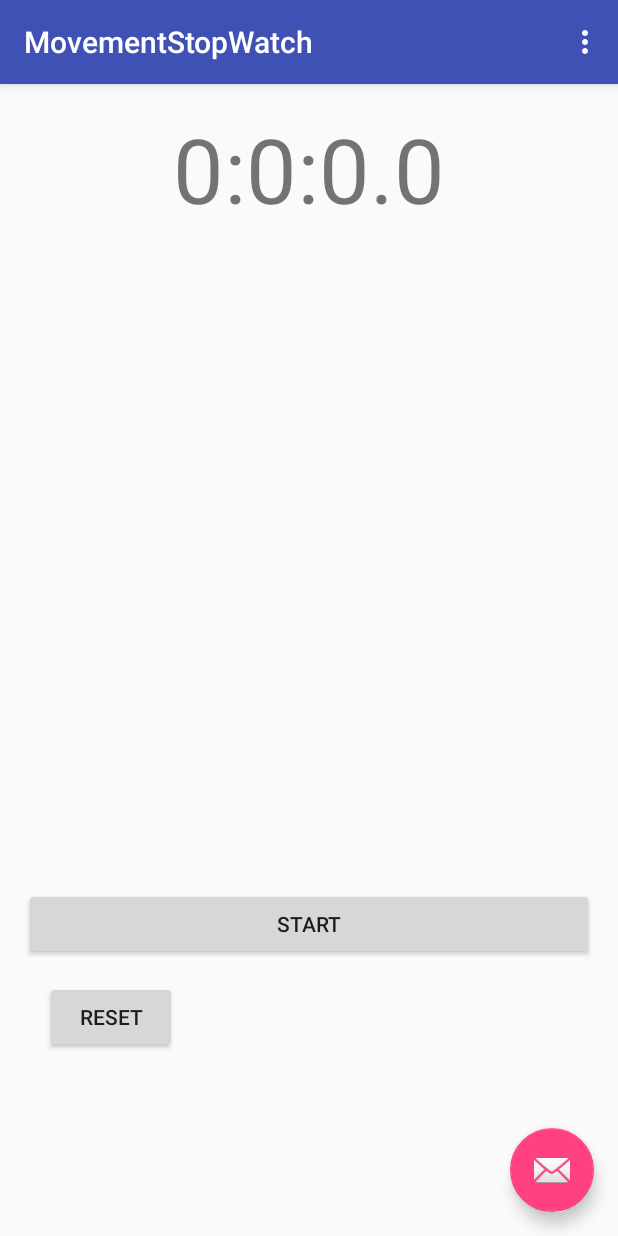
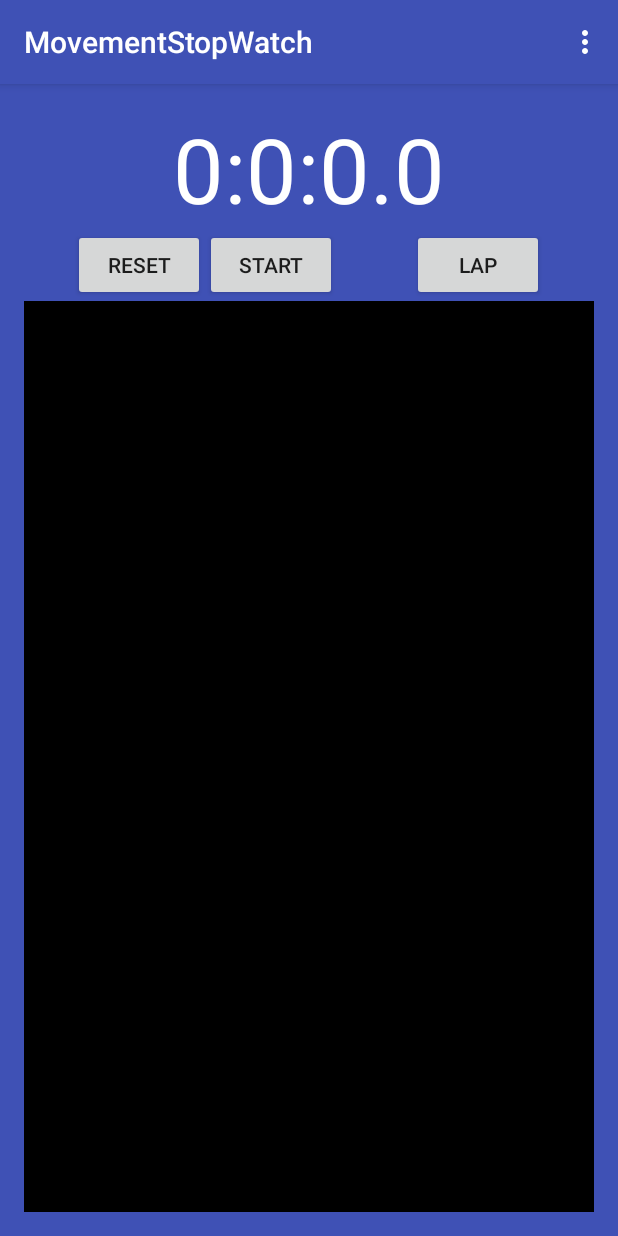
Before and after one commit to cateye/MovementStopWatch, an Android app: the screen it shows after launch (MainActivity), on a phone screen of 412 x 824 dp. Run offline under Robolectric (Android 15) with nearby library versions, the phone set to English and light mode, and no system bars.

Commit message:
ListView (Still not working)

```diff
--- a/app/src/main/java/com/kataysantos/movementstopwatch/LapAdapter.java
+++ b/app/src/main/java/com/kataysantos/movementstopwatch/LapAdapter.java
@@ -1,7 +1,72 @@
 package com.kataysantos.movementstopwatch;
+
+import android.content.Context;
+import android.database.DataSetObserver;
+import android.view.LayoutInflater;
+import android.view.View;
+import android.view.ViewGroup;
+import android.widget.ArrayAdapter;
+import android.widget.TextView;
+
+import java.util.logging.Logger;
 
 /**
  * Created by katay on 2/2/17.
  */
-public class LapAdapter {
+class LapAdapter extends ArrayAdapter<StopWatch.Time> {
+
+    private static Logger LOG = Logger.getLogger("LapAdapter");
+    LapAdapter(Context context) {
+        super(context, 0);
+    }
+
+    @Override
+    public View getView(int position, View convertView, ViewGroup parent) {
+        LOG.info("getView(position="+position+")");
+
+        StopWatch.Time lap = getItem(position);
+        if (convertView == null) {
+            convertView = LayoutInflater.from(getContext()).inflate(R.layout.timelapsed_list_item, parent, false);
+        }
+        TextView timeLapsed = (TextView) convertView.findViewById(R.id.timelapsed_list_lapsedTime_textView);
+        timeLapsed.setText((CharSequence) lap);
+
+        return convertView;
+    }
+
+
+    @Override
+    public boolean areAllItemsEnabled() {
+        return true;
+    }
+
+    @Override
+    public boolean isEnabled(int position) {
+        return true;
+    }
+
+    @Override
+    public void registerDataSetObserver(DataSetObserver observer) {
+
+    }
+
+    @Override
+    public void unregisterDataSetObserver(DataSetObserver observer) {
+
+    }
+
+    @Override
+    public boolean hasStableIds() {
+        return true;
+    }
+
+    @Override
+    public int getItemViewType(int position) {
+        return 0;
+    }
+
+    @Override
+    public int getViewTypeCount() {
+        return 1;
+    }
 }
--- a/app/src/main/java/com/kataysantos/movementstopwatch/MainActivity.java
+++ b/app/src/main/java/com/kataysantos/movementstopwatch/MainActivity.java
@@ -1,20 +1,21 @@
 package com.kataysantos.movementstopwatch;
 
 import android.os.Bundle;
-import android.support.design.widget.FloatingActionButton;
-import android.support.design.widget.Snackbar;
 import android.support.v7.app.AppCompatActivity;
 import android.support.v7.widget.Toolbar;
 import android.view.View;
 import android.view.Menu;
 import android.view.MenuItem;
 import android.widget.Button;
+import android.widget.ListView;
 import android.widget.TextView;
 
 public class MainActivity extends AppCompatActivity {
 
     private final StopWatch stopWatch = new StopWatch();
     private TextView clockTextView;
+    private ListView listView;
+    private LapAdapter lapAdapter;
 
     @Override
     protected void onCreate(Bundle savedInstanceState) {
@@ -22,16 +23,11 @@ public class MainActivity extends AppCompatActivity {
         setContentView(R.layout.activity_main);
         Toolbar toolbar = (Toolbar) findViewById(R.id.toolbar);
         setSupportActionBar(toolbar);
+    }
 
-        FloatingActionButton fab = (FloatingActionButton) findViewById(R.id.fab);
-        fab.setOnClickListener(new View.OnClickListener() {
-            @Override
-            public void onClick(View view) {
-                Snackbar.make(view, "Replace with your own action", Snackbar.LENGTH_LONG)
-                        .setAction("Action", null).show();
-            }
-        });
-
+    @Override
+    protected void onResume() {
+        super.onResume();
         initComponents();
     }
 
@@ -43,7 +39,7 @@ public class MainActivity extends AppCompatActivity {
         if (clockTextView == null) {
             return;
         }
-        final String timeString = twoDigits(time.hours) + ":" + twoDigits(time.minutes) + ":" + twoDigits(time.secs) + "." + twoDigits(time.millisecs);
+        final String timeString = twoDigits(time.hours) + ":" + twoDigits(time.minutes) + ":" + twoDigits(time.secs) + "." + (time.millisecs % 10);
         runOnUiThread(new Runnable() {
             @Override
             public void run() {
@@ -53,19 +49,28 @@ public class MainActivity extends AppCompatActivity {
 
     }
 
-
     private void initComponents() {
         clockTextView = (TextView) findViewById(R.id.content_main_text_clock);
         clockTextView.setText(stopWatch.toString());
-
+        listView = (ListView) findViewById(R.id.content_main_listview);
+        lapAdapter = new LapAdapter(this);
+        runOnUiThread(new Runnable() {
+            @Override
+            public void run() {
+                listView.setAdapter(lapAdapter);
+            }
+        });
         Button buttonReset = (Button) findViewById(R.id.content_main_button_reset);
         Button buttonStart = (Button) findViewById(R.id.content_main_button_start_stop);
+        Button buttonLap = (Button) findViewById(R.id.content_main_button_lap);
         StopWatchLoop loop = new StopWatchLoop(this, stopWatch);
         new Thread(loop).start();
         ResetButtonListener resetButtonListener = new ResetButtonListener(stopWatch, clockTextView, buttonReset);
         StartStopButtonListener buttonListener = new StartStopButtonListener(stopWatch, clockTextView, buttonStart);
+        LapButtonListener lapButtonListener = new LapButtonListener(stopWatch, lapAdapter, listView);
         buttonStart.setOnClickListener(buttonListener);
         buttonReset.setOnClickListener(resetButtonListener);
+        buttonLap.setOnClickListener(lapButtonListener);
     }
 
     @Override
@@ -91,13 +96,14 @@ public class MainActivity extends AppCompatActivity {
     }
 
     private static class StopWatchLoop implements Runnable {
-        private final static long SLEEP_TIME = 100;
+        private final static long SLEEP_TIME = 75;
         private final StopWatch stopWatch;
         private final MainActivity mainActivity;
 
-        public StopWatchLoop(MainActivity mainActivity, StopWatch stopWatch) {
+        StopWatchLoop(MainActivity mainActivity, StopWatch stopWatch) {
             this.mainActivity = mainActivity;
             this.stopWatch = stopWatch;
+
         }
 
         @Override
@@ -121,18 +127,16 @@ public class MainActivity extends AppCompatActivity {
         private final Button button;
         private final TextView clockTextView;
 
-        public  ResetButtonListener(StopWatch stopWatch,TextView clockTextView, Button b){
+        ResetButtonListener(StopWatch stopWatch, TextView clockTextView, Button b){
             this.clockTextView = clockTextView;
             this.stopWatch = stopWatch;
             this.button = b;
-
         }
 
         @Override
         public void onClick(View v) {
                 stopWatch.reset();
-                clockTextView.setText("00:00:00.00");
-
+                clockTextView.setText("00:00:00.0");
         }
     }
 
@@ -142,7 +146,7 @@ public class MainActivity extends AppCompatActivity {
         private final TextView clockTextView;
         private final Button button;
 
-        public StartStopButtonListener(StopWatch stopWatch, TextView clockTextView, Button b) {
+        StartStopButtonListener(StopWatch stopWatch, TextView clockTextView, Button b) {
             this.stopWatch = stopWatch;
             this.clockTextView = clockTextView;
             this.button = b;
@@ -166,5 +170,21 @@ public class MainActivity extends AppCompatActivity {
         }
     }
 
+    private static class LapButtonListener implements View.OnClickListener {
+        private final LapAdapter lapAdapter;
+        private final StopWatch stopWatch;
+        private final ListView listView;
 
+        LapButtonListener(StopWatch stopWatch, LapAdapter lapAdapter, ListView listView) {
+            this.stopWatch = stopWatch;
+            this.lapAdapter = lapAdapter;
+            this.listView = listView;
+        }
+
+        @Override
+        public void onClick(View v) {
+            lapAdapter.add(stopWatch.getTime());
+            listView.invalidate();
+        }
+    }
 }
--- a/app/src/main/java/com/kataysantos/movementstopwatch/StopWatch.java
+++ b/app/src/main/java/com/kataysantos/movementstopwatch/StopWatch.java
@@ -73,7 +73,7 @@ public class StopWatch {
 
         public String toString() {
             //return String.format("%02d:%02d:%02d.%d", hours, minutes, secs, millisecs);
-            return hours + ":" + minutes + ":" + secs + "." + millisecs;
+            return hours + ":" + minutes + ":" + secs + "." + (millisecs % 10);
         }
     }
 
--- a/app/src/main/res/layout/activity_main.xml
+++ b/app/src/main/res/layout/activity_main.xml
@@ -23,12 +23,4 @@
 
     <include layout="@layout/content_main" />
 
-    <android.support.design.widget.FloatingActionButton
-        android:id="@+id/fab"
-        android:layout_width="wrap_content"
-        android:layout_height="wrap_content"
-        android:layout_gravity="bottom|end"
-        android:layout_margin="@dimen/fab_margin"
-        app:srcCompat="@android:drawable/ic_dialog_email" />
-
 </android.support.design.widget.CoordinatorLayout>
--- a/app/src/main/res/layout/content_main.xml
+++ b/app/src/main/res/layout/content_main.xml
@@ -1,5 +1,5 @@
 <?xml version="1.0" encoding="utf-8"?>
-<RelativeLayout xmlns:android="http://schemas.android.com/apk/res/android"
+<LinearLayout xmlns:android="http://schemas.android.com/apk/res/android"
     xmlns:app="http://schemas.android.com/apk/res-auto"
     xmlns:tools="http://schemas.android.com/tools"
     android:id="@+id/content_main"
@@ -9,6 +9,8 @@
     android:paddingLeft="@dimen/activity_horizontal_margin"
     android:paddingRight="@dimen/activity_horizontal_margin"
     android:paddingTop="@dimen/activity_vertical_margin"
+    android:orientation="vertical"
+    android:background="@color/colorPrimary"
     app:layout_behavior="@string/appbar_scrolling_view_behavior"
     tools:context="com.kataysantos.movementstopwatch.MainActivity"
     tools:showIn="@layout/activity_main">
@@ -20,25 +22,37 @@
         android:text="00:00:00.00"
         android:textSize="60dp"
         android:textAlignment="center"
-        android:layout_alignParentEnd="true" />
+        android:textColor="#FFFFFF"/>
 
-    <Button
-        android:id="@+id/content_main_button_start_stop"
+    <LinearLayout
+        android:orientation="horizontal"
         android:layout_width="match_parent"
         android:layout_height="wrap_content"
-        android:text="@string/start"
-        android:layout_alignParentBottom="true"
-        android:layout_alignParentStart="true"
-        android:layout_marginBottom="168dp" />
+        android:gravity="center_horizontal">
+        <Button
+            android:id="@+id/content_main_button_reset"
+            android:layout_width="wrap_content"
+            android:layout_height="wrap_content"
+            android:text="Reset" />
+        <Button
+            android:id="@+id/content_main_button_start_stop"
+            android:layout_width="wrap_content"
+            android:layout_height="wrap_content"
+            android:text="@string/start"/>
+        <Button
+            android:text="Lap"
+            android:layout_marginLeft="50dp"
+            android:layout_width="wrap_content"
+            android:layout_height="wrap_content"
+            android:id="@+id/content_main_button_lap"
+            android:onClick="testButton" />
+    </LinearLayout>
 
-    <Button
-        android:id="@+id/content_main_button_reset"
-        android:layout_width="wrap_content"
-        android:layout_height="wrap_content"
-        android:text="Reset"
-        android:layout_marginStart="14dp"
-        android:layout_marginTop="62dp"
-        android:layout_alignTop="@+id/content_main_button_start_stop"
-        android:layout_alignParentStart="true" />
 
-</RelativeLayout>
+    <ListView
+        android:id="@+id/content_main_listview"
+        android:layout_width="match_parent"
+        android:layout_height="match_parent"
+        android:background="#000000"/>
+
+</LinearLayout>
```
Also changed, not shown: app/src/main/res/layout/timelapsed_list_item.xml (+14 -4 lines).
